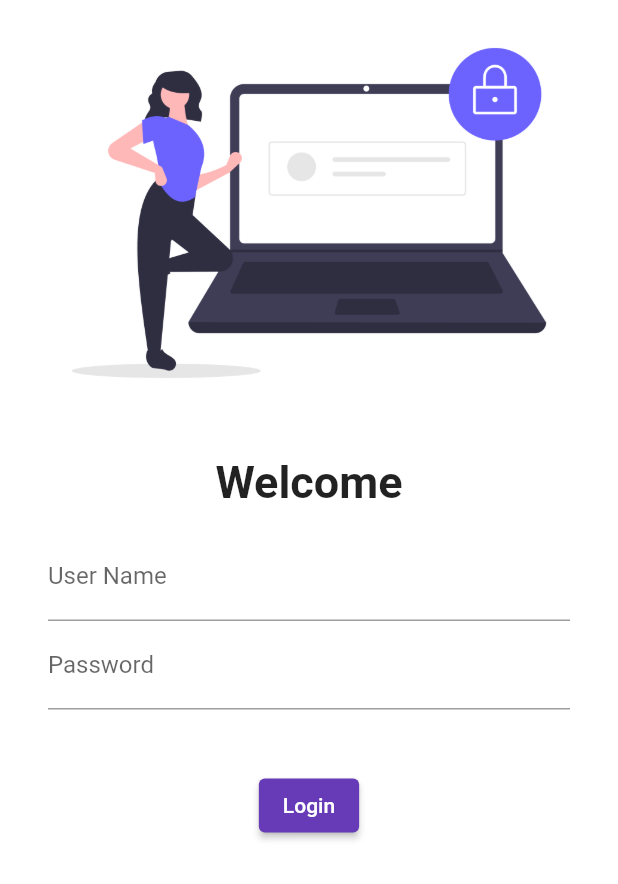
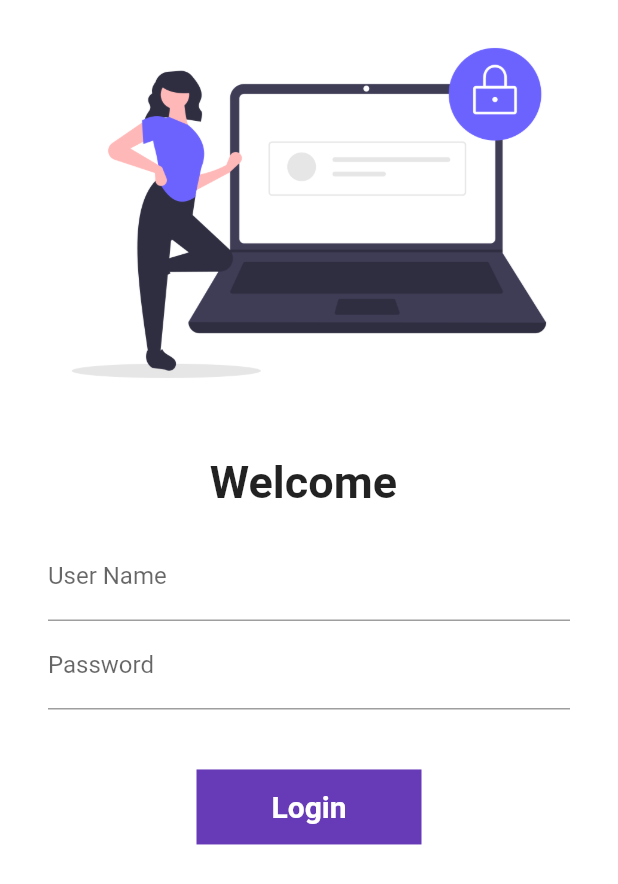
Before and after one commit to shahiyan7/Catlog_App, a Flutter app: the screen it shows after launch, on a phone screen of 412 x 824 dp. Shown: the top 884 px of the screen. Run offline on Flutter 3.47's test engine with Material 2 defaults, Android fonts, the phone set to English and light mode, and no system bars; our stand-ins replace google_fonts.

Commit message:
day7 completed

```diff
--- a/lib/pages/login_page.dart
+++ b/lib/pages/login_page.dart
@@ -1,11 +1,18 @@
-
 import 'package:catlog_app/utills/routes.dart';
 import 'package:flutter/material.dart';
 // ignore_for_file: prefer_const_constructors
 
-class LoginPage extends StatelessWidget {
+class LoginPage extends StatefulWidget {
   const LoginPage({super.key});
 
+  @override
+  State<LoginPage> createState() => _LoginPageState();
+}
+
+String name = "";
+bool selected = false;
+
+class _LoginPageState extends State<LoginPage> {
   @override
   Widget build(BuildContext context) {
     return Material(
@@ -20,8 +27,8 @@ class LoginPage extends StatelessWidget {
             const SizedBox(
               height: 20.0,
             ),
-            const Text(
-              "Welcome",
+            Text(
+              "Welcome $name",
               style: TextStyle(
                 fontSize: 30.0,
                 fontWeight: FontWeight.bold,
@@ -33,6 +40,11 @@ class LoginPage extends StatelessWidget {
               child: Column(
                 children: [
                   TextFormField(
+                    onChanged: (value) {
+                      setState(() {
+                        name = value;
+                      });
+                    },
                     decoration: InputDecoration(
                         labelText: "User Name", hintText: "Enter username "),
                   ),
@@ -44,14 +56,45 @@ class LoginPage extends StatelessWidget {
                   SizedBox(
                     height: 40.0,
                   ),
-                  ElevatedButton(
-                    onPressed: () {
-                       Navigator.pushNamed(context, MyRoutes.homeRoute);
+                  InkWell(
+                    onTap: () async {
+                      setState(() {
+                        selected = true;
+                      });
+                      await Future.delayed(Duration(seconds: 1));
+                      Navigator.pushNamed(context, MyRoutes.homeRoute);
                     },
-                    style: TextButton.styleFrom(
-                      maximumSize: Size(200, 40)
-                    ), child: Text("Login"),
-                  ),
+                    child: AnimatedContainer(
+                      duration: Duration(seconds: 1),
+                      width: selected ? 80 : 150,
+                      height: selected ? 50 : 50,
+                      alignment: Alignment.center,
+                      decoration: BoxDecoration(
+                        color: selected ? Colors.green : Colors.deepPurple,
+                        shape: selected ? BoxShape.circle : BoxShape.rectangle,
+                      ),
+                      child: selected
+                          ? Icon(
+                              Icons.done,
+                              color: Colors.white,
+                            )
+                          : Text(
+                              "Login",
+                              style: TextStyle(
+                                color: Colors.white,
+                                fontSize: 20,
+                                fontWeight: FontWeight.bold,
+                              ),
+                            ),
+                    ),
+                  )
+                  // ElevatedButton(
+                  //   onPressed: () {
+                  //     Navigator.pushNamed(context, MyRoutes.homeRoute);
+                  //   },
+                  //   style: TextButton.styleFrom(maximumSize: Size(200, 40)),
+                  //   child: Text("Login"),
+                  // ),
                 ],
               ),
             ),
```
